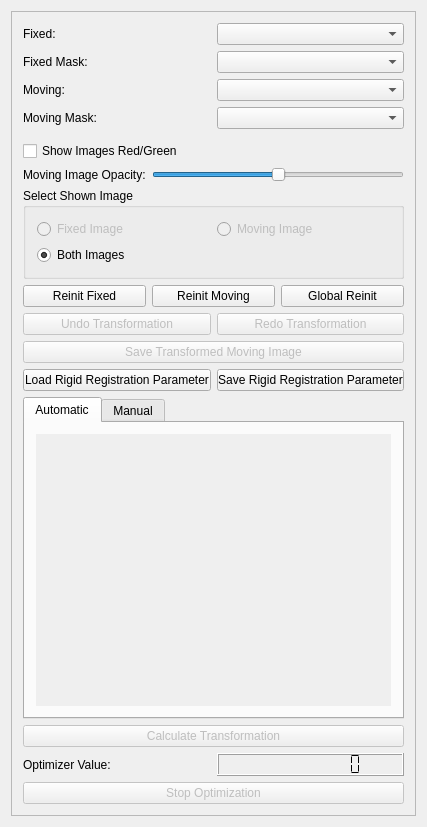
Qt form Modules/Bundles/org.mitk.gui.qt.rigidregistration/src/internal/QmitkRigidRegistrationViewControls.ui (MITK/MITK) before a commit.
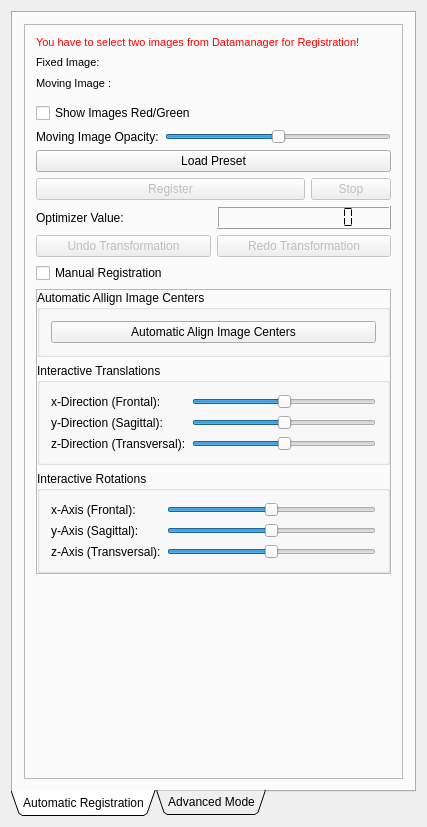
The same form after that commit. Custom widgets are drawn as their Qt base class.

Commit message: FIX (#2729): Added Listener for Datamanger selections. Removed ComboBoxes and other unnecessary methods.

The edit to the form file:
```diff
--- a/Modules/Bundles/org.mitk.gui.qt.rigidregistration/src/internal/QmitkRigidRegistrationViewControls.ui
+++ b/Modules/Bundles/org.mitk.gui.qt.rigidregistration/src/internal/QmitkRigidRegistrationViewControls.ui
@@ -19,7 +19,26 @@
   <property name="windowTitle">
    <string>RigidRegistrationControls</string>
   </property>
-  <layout class="QVBoxLayout" name="verticalLayout_3">
+  <layout class="QVBoxLayout" name="verticalLayout_11">
+   <item>
+    <widget class="QTabWidget" name="m_RigidTransform">
+     <property name="tabPosition">
+      <enum>QTabWidget::South</enum>
+     </property>
+     <property name="tabShape">
+      <enum>QTabWidget::Triangular</enum>
+     </property>
+     <property name="currentIndex">
+      <number>0</number>
+     </property>
+     <property name="elideMode">
+      <enum>Qt::ElideNone</enum>
+     </property>
+     <widget class="QWidget" name="AutomaticRegistration">
+      <attribute name="title">
+       <string>Automatic Registration</string>
+      </attribute>
+      <layout class="QVBoxLayout" name="verticalLayout_8">
    <item>
     <widget class="QFrame" name="frame4">
      <property name="frameShape">
@@ -28,70 +47,165 @@
      <property name="frameShadow">
       <enum>QFrame::Raised</enum>
      </property>
-     <layout class="QVBoxLayout" name="verticalLayout_9">
-      <item>
        <layout class="QVBoxLayout" name="verticalLayout_4">
         <item>
-         <layout class="QHBoxLayout" name="horizontalLayout">
+           <widget class="QLabel" name="m_StatusLabel">
+            <property name="palette">
+             <palette>
+              <active>
+               <colorrole role="WindowText">
+                <brush brushstyle="SolidPattern">
+                 <color alpha="255">
+                  <red>255</red>
+                  <green>0</green>
+                  <blue>0</blue>
+                 </color>
+                </brush>
+               </colorrole>
+               <colorrole role="Text">
+                <brush brushstyle="SolidPattern">
+                 <color alpha="255">
+                  <red>0</red>
+                  <green>0</green>
+                  <blue>0</blue>
+                 </color>
+                </brush>
+               </colorrole>
+               <colorrole role="ButtonText">
+                <brush brushstyle="SolidPattern">
+                 <color alpha="255">
+                  <red>0</red>
+                  <green>0</green>
+                  <blue>0</blue>
+                 </color>
+                </brush>
+               </colorrole>
+              </active>
+              <inactive>
+               <colorrole role="WindowText">
+                <brush brushstyle="SolidPattern">
+                 <color alpha="255">
+                  <red>255</red>
+                  <green>0</green>
+                  <blue>0</blue>
+                 </color>
+                </brush>
+               </colorrole>
+               <colorrole role="Text">
+                <brush brushstyle="SolidPattern">
+                 <color alpha="255">
+                  <red>0</red>
+                  <green>0</green>
+                  <blue>0</blue>
+                 </color>
+                </brush>
+               </colorrole>
+               <colorrole role="ButtonText">
+                <brush brushstyle="SolidPattern">
+                 <color alpha="255">
+                  <red>0</red>
+                  <green>0</green>
+                  <blue>0</blue>
+                 </color>
+                </brush>
+               </colorrole>
+              </inactive>
+              <disabled>
+               <colorrole role="WindowText">
+                <brush brushstyle="SolidPattern">
+                 <color alpha="255">
+                  <red>118</red>
+                  <green>116</green>
+                  <blue>108</blue>
+                 </color>
+                </brush>
+               </colorrole>
+               <colorrole role="Text">
+                <brush brushstyle="SolidPattern">
+                 <color alpha="255">
+                  <red>118</red>
+                  <green>116</green>
+                  <blue>108</blue>
+                 </color>
+                </brush>
+               </colorrole>
+               <colorrole role="ButtonText">
+                <brush brushstyle="SolidPattern">
+                 <color alpha="255">
+                  <red>118</red>
+                  <green>116</green>
+                  <blue>108</blue>
+                 </color>
+                </brush>
+               </colorrole>
+              </disabled>
+             </palette>
+            </property>
+            <property name="font">
+             <font>
+              <pointsize>8</pointsize>
+             </font>
+            </property>
+            <property name="text">
+             <string>You have to select two images from Datamanager for Registration!</string>
+            </property>
+           </widget>
+          </item>
           <item>
+           <layout class="QFormLayout" name="formLayout">
+            <item row="0" column="0">
+             <widget class="QLabel" name="m_FixedLabel">
+              <property name="font">
+               <font>
+                <pointsize>8</pointsize>
+               </font>
+              </property>
+              <property name="text">
+               <string>Fixed Image:</string>
+              </property>
+             </widget>
+            </item>
+            <item row="0" column="1">
            <widget class="QLabel" name="TextLabelFixed">
+              <property name="font">
+               <font>
+                <pointsize>10</pointsize>
+               </font>
+              </property>
             <property name="text">
-             <string>Fixed:</string>
+               <string/>
             </property>
             <property name="wordWrap">
              <bool>false</bool>
             </property>
            </widget>
           </item>
-          <item>
-           <widget class="QmitkDataStorageComboBox" name="m_FixedSelector"/>
-          </item>
-         </layout>
-        </item>
-        <item>
-         <layout class="QHBoxLayout" name="horizontalLayout_2">
-          <item>
-           <widget class="QLabel" name="label">
+            <item row="1" column="0">
+             <widget class="QLabel" name="m_MovingLabel">
+              <property name="font">
+               <font>
+                <pointsize>8</pointsize>
+               </font>
+              </property>
             <property name="text">
-             <string>Fixed Mask:</string>
+               <string>Moving Image :</string>
             </property>
            </widget>
           </item>
-          <item>
-           <widget class="QmitkDataStorageComboBox" name="m_FixedMaskSelector"/>
-          </item>
-         </layout>
-        </item>
-        <item>
-         <layout class="QHBoxLayout" name="horizontalLayout_3">
-          <item>
+            <item row="1" column="1">
            <widget class="QLabel" name="TextLabelMoving">
+              <property name="font">
+               <font>
+                <pointsize>10</pointsize>
+               </font>
+              </property>
             <property name="text">
-             <string>Moving:</string>
+               <string/>
             </property>
             <property name="wordWrap">
              <bool>false</bool>
             </property>
            </widget>
-          </item>
-          <item>
-           <widget class="QmitkDataStorageComboBox" name="m_MovingSelector"/>
-          </item>
-         </layout>
-        </item>
-        <item>
-         <layout class="QHBoxLayout" name="horizontalLayout_4">
-          <item>
-           <widget class="QLabel" name="label_2">
-            <property name="text">
-             <string>Moving Mask:</string>
-            </property>
-           </widget>
-          </item>
-          <item>
-           <widget class="QmitkDataStorageComboBox" name="m_MovingMaskSelector"/>
-          </item>
-         </layout>
         </item>
        </layout>
       </item>
@@ -145,128 +259,84 @@
        </layout>
       </item>
       <item>
-       <widget class="QGroupBox" name="m_SelectedModel">
-        <property name="title">
-         <string>Select Shown Image</string>
-        </property>
-        <layout class="QGridLayout" name="gridLayout_2">
-         <item row="0" column="0">
-          <widget class="QRadioButton" name="m_ShowFixedImage">
+           <layout class="QVBoxLayout" name="verticalLayout_3">
+            <item>
+             <widget class="QPushButton" name="m_LoadRigidRegistrationParameter">
+              <property name="text">
+               <string>Load Preset</string>
+              </property>
+             </widget>
+            </item>
+            <item>
+             <layout class="QHBoxLayout" name="horizontalLayout_4">
+              <item>
+               <widget class="QPushButton" name="m_CalculateTransformation">
            <property name="enabled">
             <bool>false</bool>
            </property>
            <property name="sizePolicy">
-            <sizepolicy hsizetype="Preferred" vsizetype="Preferred">
+                 <sizepolicy hsizetype="Expanding" vsizetype="Fixed">
              <horstretch>0</horstretch>
              <verstretch>0</verstretch>
             </sizepolicy>
            </property>
-           <property name="font">
-            <font>
-             <weight>50</weight>
-             <bold>false</bold>
-            </font>
+                <property name="minimumSize">
+                 <size>
+                  <width>0</width>
+                  <height>0</height>
+                 </size>
            </property>
            <property name="text">
-            <string>Fixed Image</string>
-           </property>
-           <property name="checked">
+                 <string>Register</string>
+                </property>
+                <property name="default">
             <bool>false</bool>
            </property>
           </widget>
          </item>
-         <item row="0" column="1">
-          <widget class="QRadioButton" name="m_ShowMovingImage">
+              <item>
+               <widget class="QPushButton" name="m_StopOptimization">
            <property name="enabled">
             <bool>false</bool>
            </property>
-           <property name="sizePolicy">
-            <sizepolicy hsizetype="Preferred" vsizetype="Preferred">
-             <horstretch>0</horstretch>
-             <verstretch>0</verstretch>
-            </sizepolicy>
-           </property>
-           <property name="font">
-            <font>
-             <weight>50</weight>
-             <bold>false</bold>
-            </font>
-           </property>
            <property name="text">
-            <string>Moving Image</string>
+                 <string>Stop</string>
            </property>
           </widget>
          </item>
-         <item row="1" column="0">
-          <widget class="QRadioButton" name="m_ShowBothImages">
-           <property name="sizePolicy">
-            <sizepolicy hsizetype="Preferred" vsizetype="Preferred">
-             <horstretch>0</horstretch>
-             <verstretch>0</verstretch>
-            </sizepolicy>
-           </property>
-           <property name="font">
-            <font>
-             <weight>50</weight>
-             <bold>false</bold>
-            </font>
-           </property>
-           <property name="text">
-            <string>Both Images</string>
-           </property>
-           <property name="checked">
-            <bool>true</bool>
-           </property>
-          </widget>
-         </item>
-        </layout>
-       </widget>
+             </layout>
+            </item>
+           </layout>
       </item>
       <item>
-       <layout class="QHBoxLayout" name="_2">
+           <layout class="QHBoxLayout" name="horizontalLayout_5">
         <item>
-         <widget class="QPushButton" name="m_FixedReinit">
-          <property name="sizePolicy">
-           <sizepolicy hsizetype="Minimum" vsizetype="Fixed">
-            <horstretch>0</horstretch>
-            <verstretch>0</verstretch>
-           </sizepolicy>
-          </property>
+             <widget class="QLabel" name="m_OptimizerValueLabel">
           <property name="text">
-           <string>Reinit Fixed</string>
-          </property>
-         </widget>
-        </item>
-        <item>
-         <widget class="QPushButton" name="m_MovingReinit">
-          <property name="sizePolicy">
-           <sizepolicy hsizetype="Minimum" vsizetype="Fixed">
-            <horstretch>0</horstretch>
-            <verstretch>0</verstretch>
-           </sizepolicy>
-          </property>
-          <property name="text">
-           <string>Reinit Moving</string>
-          </property>
+               <string>Optimizer Value:</string>
+              </property>
+              <property name="wordWrap">
+               <bool>false</bool>
+              </property>
          </widget>
         </item>
         <item>
-         <widget class="QPushButton" name="m_GlobalReinit">
-          <property name="sizePolicy">
-           <sizepolicy hsizetype="Minimum" vsizetype="Fixed">
-            <horstretch>0</horstretch>
-            <verstretch>0</verstretch>
-           </sizepolicy>
-          </property>
-          <property name="text">
-           <string>Global Reinit</string>
-          </property>
+             <widget class="QLCDNumber" name="m_OptimizerValueLCD">
+              <property name="frameShadow">
+               <enum>QFrame::Raised</enum>
+              </property>
+              <property name="numDigits">
+               <number>10</number>
+              </property>
+              <property name="segmentStyle">
+               <enum>QLCDNumber::Flat</enum>
+              </property>
          </widget>
         </item>
        </layout>
       </item>
       <item>
-       <layout class="QHBoxLayout">
+           <layout class="QHBoxLayout" name="horizontalLayout_2">
         <item>
          <widget class="QPushButton" name="m_UndoTransformation">
           <property name="enabled">
@@ -302,100 +372,17 @@
        </layout>
       </item>
       <item>
-       <widget class="QPushButton" name="m_SaveModel">
-        <property name="enabled">
-         <bool>false</bool>
-        </property>
-        <property name="sizePolicy">
-         <sizepolicy hsizetype="Minimum" vsizetype="Fixed">
-          <horstretch>0</horstretch>
-          <verstretch>0</verstretch>
-         </sizepolicy>
-        </property>
+           <widget class="QCheckBox" name="m_ManualRegistrationCheckbox">
         <property name="text">
-         <string>Save Transformed Moving Image</string>
+             <string>Manual Registration</string>
         </property>
        </widget>
       </item>
-      <item>
-       <layout class="QHBoxLayout" name="_17">
-        <item>
-         <widget class="QPushButton" name="m_LoadRigidRegistrationParameter">
-          <property name="text">
-           <string>Load Rigid Registration Parameter</string>
-          </property>
-         </widget>
-        </item>
-        <item>
-         <widget class="QPushButton" name="m_SaveRigidRegistrationParameter">
-          <property name="text">
-           <string>Save Rigid Registration Parameter</string>
-          </property>
-         </widget>
-        </item>
-       </layout>
-      </item>
-      <item>
-       <widget class="QTabWidget" name="m_RigidTransform">
-        <property name="sizePolicy">
-         <sizepolicy hsizetype="Preferred" vsizetype="Expanding">
-          <horstretch>0</horstretch>
-          <verstretch>0</verstretch>
-         </sizepolicy>
-        </property>
-        <property name="currentIndex">
-         <number>0</number>
-        </property>
-        <widget class="QWidget" name="tab">
-         <attribute name="title">
-          <string>Automatic</string>
-         </attribute>
-         <layout class="QVBoxLayout" name="verticalLayout_8">
-          <item>
-           <widget class="QScrollArea" name="frame">
-            <property name="frameShape">
-             <enum>QFrame::NoFrame</enum>
-            </property>
-            <property name="widgetResizable">
-             <bool>true</bool>
-            </property>
-            <widget class="QWidget" name="scrollAreaWidgetContents_2">
-             <property name="geometry">
-              <rect>
-               <x>0</x>
-               <y>0</y>
-               <width>365</width>
-               <height>304</height>
-              </rect>
-             </property>
-             <widget class="QmitkRigidRegistrationSelectorView" name="qmitkRigidRegistrationSelector1" native="true">
-              <property name="geometry">
-               <rect>
-                <x>0</x>
-                <y>0</y>
-                <width>361</width>
-                <height>321</height>
-               </rect>
-              </property>
-              <property name="sizePolicy">
-               <sizepolicy hsizetype="Preferred" vsizetype="Expanding">
-                <horstretch>0</horstretch>
-                <verstretch>0</verstretch>
-               </sizepolicy>
-              </property>
-             </widget>
-            </widget>
-           </widget>
-          </item>
-         </layout>
-        </widget>
-        <widget class="QWidget" name="TabPage">
-         <attribute name="title">
-          <string>Manual</string>
-         </attribute>
-         <layout class="QVBoxLayout" name="verticalLayout">
           <item>
            <widget class="QFrame" name="m_ManualFrame">
+            <property name="enabled">
+             <bool>true</bool>
+            </property>
             <property name="frameShape">
              <enum>QFrame::StyledPanel</enum>
             </property>
@@ -403,6 +390,34 @@
              <enum>QFrame::Raised</enum>
             </property>
             <layout class="QVBoxLayout" name="verticalLayout_7">
+             <property name="spacing">
+              <number>6</number>
+             </property>
+             <property name="margin">
+              <number>0</number>
+             </property>
+             <item>
+              <widget class="QGroupBox" name="automaticTranslationBox">
+               <property name="title">
+                <string>Automatic Allign Image Centers</string>
+               </property>
+               <layout class="QVBoxLayout" name="verticalLayout_5">
+                <item>
+                 <widget class="QPushButton" name="m_AutomaticTranslation">
+                  <property name="font">
+                   <font>
+                    <weight>50</weight>
+                    <bold>false</bold>
+                   </font>
+                  </property>
+                  <property name="text">
+                   <string>Automatic Align Image Centers</string>
+                  </property>
+                 </widget>
+                </item>
+               </layout>
+              </widget>
+             </item>
              <item>
               <widget class="QGroupBox" name="interactiveTranslationBox">
                <property name="title">
@@ -517,28 +532,6 @@
                </layout>
               </widget>
              </item>
-             <item>
-              <widget class="QGroupBox" name="automaticTranslationBox">
-               <property name="title">
-                <string>Automatic Allign Image Centers</string>
-               </property>
-               <layout class="QVBoxLayout" name="verticalLayout_5">
-                <item>
-                 <widget class="QPushButton" name="m_AutomaticTranslation">
-                  <property name="font">
-                   <font>
-                    <weight>50</weight>
-                    <bold>false</bold>
-                   </font>
-                  </property>
-                  <property name="text">
-                   <string>Automatic Align Image Centers</string>
-                  </property>
-                 </widget>
-                </item>
-               </layout>
-              </widget>
-             </item>
              <item>
               <widget class="QGroupBox" name="interactiveRotationBox">
                <property name="title">
@@ -656,84 +649,80 @@
             </layout>
            </widget>
           </item>
+          <item>
+           <spacer name="verticalSpacer">
+            <property name="orientation">
+             <enum>Qt::Vertical</enum>
+            </property>
+            <property name="sizeHint" stdset="0">
+             <size>
+              <width>20</width>
+              <height>40</height>
+             </size>
+            </property>
+           </spacer>
+          </item>
          </layout>
         </widget>
-       </widget>
-      </item>
+       </item>
+      </layout>
+     </widget>
+     <widget class="QWidget" name="AdvancedMode">
+      <attribute name="title">
+       <string>Advanced Mode</string>
+      </attribute>
+      <layout class="QVBoxLayout" name="verticalLayout">
       <item>
-       <widget class="QPushButton" name="m_CalculateTransformation">
-        <property name="enabled">
-         <bool>false</bool>
+        <widget class="QScrollArea" name="frame">
+         <property name="frameShape">
+          <enum>QFrame::NoFrame</enum>
+         </property>
+         <property name="widgetResizable">
+          <bool>true</bool>
+         </property>
+         <widget class="QWidget" name="scrollAreaWidgetContents_2">
+          <property name="geometry">
+           <rect>
+            <x>0</x>
+            <y>0</y>
+            <width>385</width>
+            <height>742</height>
+           </rect>
+          </property>
+          <widget class="QmitkRigidRegistrationSelectorView" name="qmitkRigidRegistrationSelector1" native="true">
+           <property name="geometry">
+            <rect>
+             <x>9</x>
+             <y>9</y>
+             <width>367</width>
+             <height>717</height>
+            </rect>
         </property>
         <property name="sizePolicy">
-         <sizepolicy hsizetype="Minimum" vsizetype="Fixed">
+            <sizepolicy hsizetype="Preferred" vsizetype="Expanding">
           <horstretch>0</horstretch>
           <verstretch>0</verstretch>
          </sizepolicy>
         </property>
-        <property name="minimumSize">
-         <size>
-          <width>150</width>
-          <height>0</height>
-         </size>
-        </property>
-        <property name="text">
-         <string>Calculate Transformation</string>
-        </property>
-        <property name="default">
-         <bool>false</bool>
-        </property>
-       </widget>
-      </item>
-      <item>
-       <layout class="QHBoxLayout" name="_4">
-        <item>
-         <widget class="QLabel" name="m_OptimizerValueLabel">
-          <property name="text">
-           <string>Optimizer Value:</string>
-          </property>
-          <property name="wordWrap">
-           <bool>false</bool>
-          </property>
+          </widget>
          </widget>
-        </item>
-        <item>
-         <widget class="QLCDNumber" name="m_OptimizerValueLCD">
-          <property name="frameShadow">
-           <enum>QFrame::Raised</enum>
-          </property>
-          <property name="numDigits">
-           <number>10</number>
-          </property>
-          <property name="segmentStyle">
-           <enum>QLCDNumber::Flat</enum>
-          </property>
-         </widget>
-        </item>
-       </layout>
-      </item>
+        </widget>
+       </item>
       <item>
-       <widget class="QPushButton" name="m_StopOptimization">
-        <property name="enabled">
-         <bool>false</bool>
-        </property>
+        <widget class="QPushButton" name="m_SaveRigidRegistrationParameter">
         <property name="text">
-         <string>Stop Optimization</string>
+          <string>Save as Preset</string>
         </property>
        </widget>
       </item>
      </layout>
+     </widget>
     </widget>
    </item>
   </layout>
  </widget>
  <layoutdefault spacing="6" margin="11"/>
  <customwidgets>
-  <customwidget>
-   <class>QmitkDataStorageComboBox</class>
-   <extends>QComboBox</extends>
-   <header>QmitkDataStorageComboBox.h</header>
-  </customwidget>
   <customwidget>
    <class>QmitkRigidRegistrationSelectorView</class>
    <extends>QWidget</extends>
```
Lines whose indentation alone changed are shown as unchanged. The commit also changes 2 other files.
